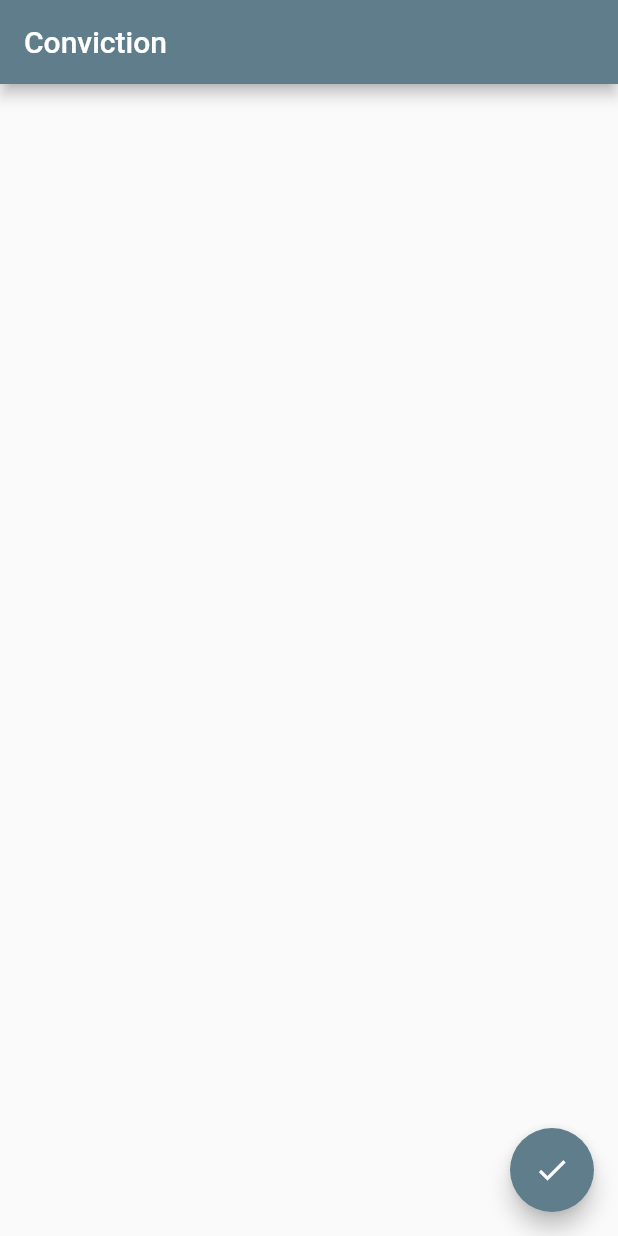
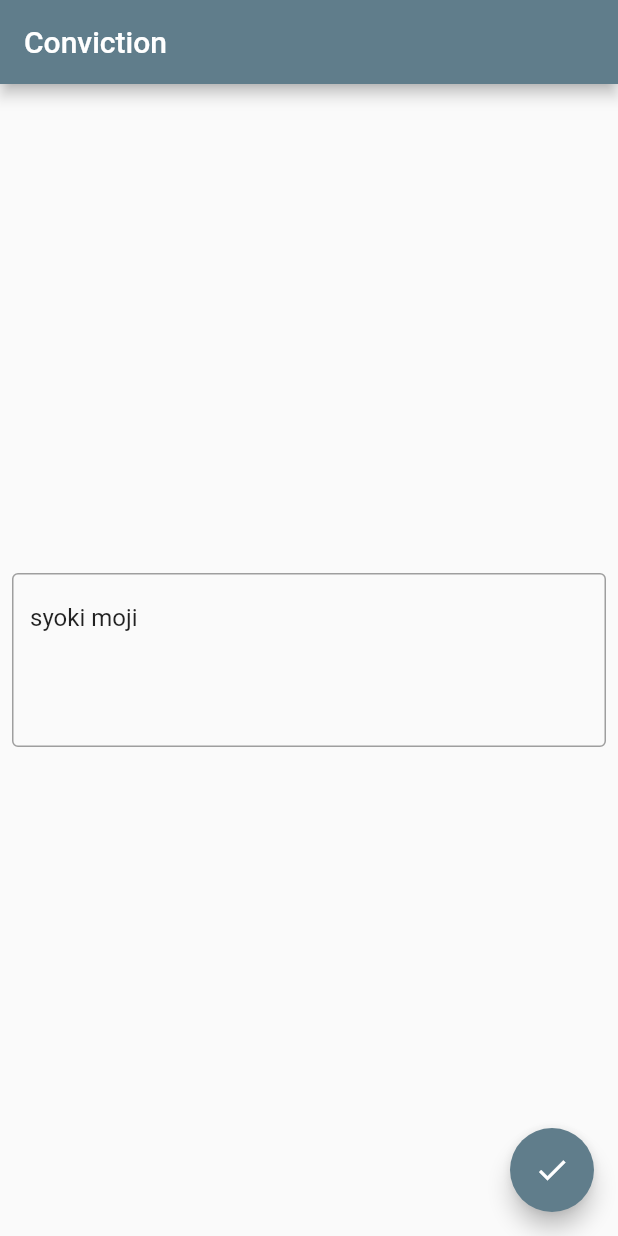
Before and after one commit to ShibuyaMidori/gtest2, a Flutter app: the SettingsScreen screen opened directly, on a phone screen of 412 x 824 dp. Run offline on Flutter 3.47's test engine with Material 2 defaults, Android fonts, the phone set to English and light mode, and no system bars; our stand-ins replace easy_localization, shared_preferences; accounts and stored records are empty.

Commit message:
:sparkless: テキスト入力欄を追加した

```diff
--- a/ful_app/lib/main.dart
+++ b/ful_app/lib/main.dart
@@ -2,6 +2,7 @@ import 'package:flutter/material.dart';
 import 'package:flutter_localizations/flutter_localizations.dart';
 import 'package:easy_localization/easy_localization.dart';
 import 'package:ful_app/settings.dart';
+import 'package:shared_preferences/shared_preferences.dart';
 
 void main() async {
   // runApp前に多言語対応（mainをasyncにする）
@@ -26,6 +27,7 @@ class MainScreen extends StatelessWidget {
     final _lang = EasyLocalization.of(context)!;
 
     return MaterialApp(
+      // 多言語対応
       debugShowCheckedModeBanner: false,
       localizationsDelegates: [
         GlobalMaterialLocalizations.delegate,
@@ -86,6 +88,7 @@ class _MyHomePageState extends State<MyHomePage> {
       floatingActionButton: FloatingActionButton(
         // onPressed: _incrementCounter,
         onPressed: () {
+          // 設定画面へ遷移する
           Navigator.push(context,
               MaterialPageRoute(builder: (context) => const SettingsScreen()));
         },
--- a/ful_app/lib/settings.dart
+++ b/ful_app/lib/settings.dart
@@ -1,5 +1,6 @@
 import 'package:flutter/material.dart';
 import 'package:easy_localization/easy_localization.dart';
+import 'package:shared_preferences/shared_preferences.dart';
 
 class SettingsScreen extends StatelessWidget {
   const SettingsScreen({Key? key}) : super(key: key);
@@ -12,6 +13,22 @@ class SettingsScreen extends StatelessWidget {
         title: Text(tr('app_name')),
       ),
       body: Center(
+        child: Padding(
+          padding: const EdgeInsets.all(8.0),
+          child: TextField(
+            // style: TextStyle(),
+            textAlign: TextAlign.left,
+            textAlignVertical: TextAlignVertical.center,
+            maxLines: 4,
+            // enabled: true,
+            controller: TextEditingController(text: 'syoki moji'), // 初期値
+            decoration: const InputDecoration(
+              enabledBorder: OutlineInputBorder(
+                borderSide: BorderSide(color: Colors.grey),
+              ),
+            ),
+            ),
+        ),
       ),
       floatingActionButton: FloatingActionButton(
         onPressed: () {
--- a/ful_app/pubspec.yaml
+++ b/ful_app/pubspec.yaml
@@ -31,6 +31,7 @@ dependencies:
     sdk: flutter
 
   easy_localization: ^3.0.0
+  shared_preferences: ^2.0.8
 
   # The following adds the Cupertino Icons font to your application.
   # Use with the CupertinoIcons class for iOS style icons.
```
Also changed, not shown: ful_app/pubspec.lock.
